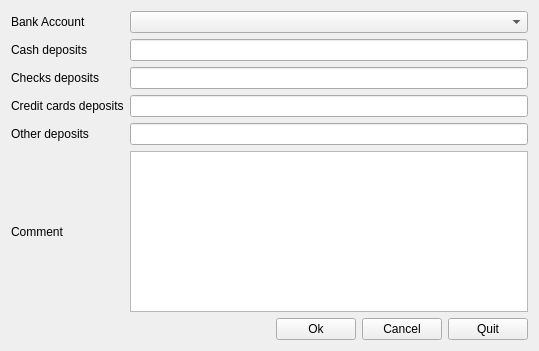
This is plugins/accountplugin/bank/depositwidget.ui in FreeHealth/freehealth as Qt 5 draws it before an edit. The edited form follows.
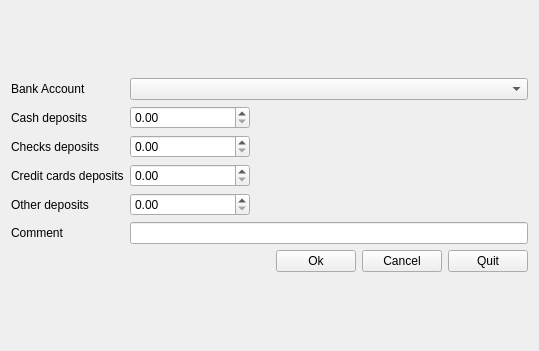
This is the edited form.

Commit message: freeaccount : bank, deposits

The edit to the form file:
```diff
--- a/plugins/accountplugin/bank/depositwidget.ui
+++ b/plugins/accountplugin/bank/depositwidget.ui
@@ -31,7 +31,7 @@
          </property>
         </widget>
        </item>
-       <item row="0" column="1">
+       <item row="0" column="1" colspan="3">
         <widget class="QComboBox" name="accountBox"/>
        </item>
        <item row="1" column="0">
@@ -47,9 +47,6 @@
          </property>
         </widget>
        </item>
-       <item row="1" column="1">
-        <widget class="QLineEdit" name="cashEdit"/>
-       </item>
        <item row="2" column="0">
         <widget class="QLabel" name="checksLabel">
          <property name="text">
@@ -63,9 +60,6 @@
          </property>
         </widget>
        </item>
-       <item row="2" column="1">
-        <widget class="QLineEdit" name="checksEdit"/>
-       </item>
        <item row="3" column="0">
         <widget class="QLabel" name="visaLabel">
          <property name="text">
@@ -79,9 +73,6 @@
          </property>
         </widget>
        </item>
-       <item row="3" column="1">
-        <widget class="QLineEdit" name="visaEdit"/>
-       </item>
        <item row="4" column="0">
         <widget class="QLabel" name="otherLabel">
          <property name="text">
@@ -95,9 +86,6 @@
          </property>
         </widget>
        </item>
-       <item row="4" column="1">
-        <widget class="QLineEdit" name="otherEdit"/>
-       </item>
        <item row="5" column="0">
         <widget class="QLabel" name="commentLabel">
          <property name="text">
@@ -106,13 +94,42 @@
          <property name="wordWrap">
           <bool>true</bool>
          </property>
-         <property name="buddy">
-          <cstring>commentTextEdit</cstring>
+        </widget>
+       </item>
+       <item row="5" column="1" colspan="3">
+        <widget class="QLineEdit" name="commentEdit"/>
+       </item>
+       <item row="1" column="1" colspan="2">
+        <widget class="QDoubleSpinBox" name="cashDoubleSpinBox">
+         <property name="minimumSize">
+          <size>
+           <width>120</width>
+           <height>0</height>
+          </size>
          </property>
         </widget>
        </item>
-       <item row="5" column="1">
-        <widget class="QTextEdit" name="commentTextEdit"/>
+       <item row="2" column="1" colspan="2">
+        <widget class="QDoubleSpinBox" name="checksDoubleSpinBox"/>
+       </item>
+       <item row="3" column="1" colspan="2">
+        <widget class="QDoubleSpinBox" name="visaDoubleSpinBox"/>
+       </item>
+       <item row="4" column="1" colspan="2">
+        <widget class="QDoubleSpinBox" name="otherDoubleSpinBox"/>
+       </item>
+       <item row="1" column="3">
+        <spacer name="horizontalSpacer_2">
+         <property name="orientation">
+          <enum>Qt::Horizontal</enum>
+         </property>
+         <property name="sizeHint" stdset="0">
+          <size>
+           <width>40</width>
+           <height>20</height>
+          </size>
+         </property>
+        </spacer>
        </item>
       </layout>
      </item>
```
Left out of the diff: 12 changed lines with no effect on the pictures.
